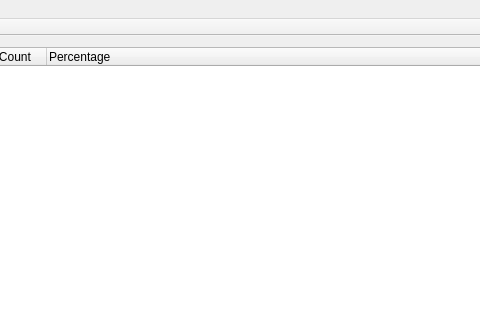
Qt form mainwindow.ui (sorokin/qprofiler) before a commit; both pictures show x 165 to 645 and y 0 to 320 of the 1082 by 804 pixel window.
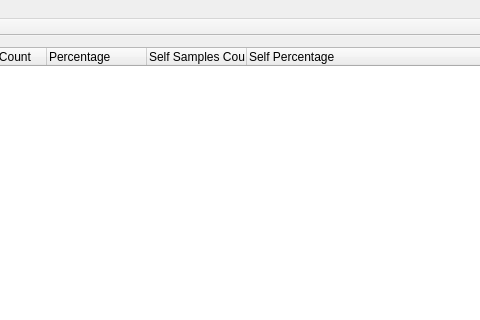
The same form after that commit.

Commit message: introduce self time columns

```diff
--- a/mainwindow.ui
+++ b/mainwindow.ui
@@ -35,6 +35,16 @@
         <string>Percentage</string>
        </property>
       </column>
+      <column>
+       <property name="text">
+        <string>Self Samples Count</string>
+       </property>
+      </column>
+      <column>
+       <property name="text">
+        <string>Self Percentage</string>
+       </property>
+      </column>
      </widget>
     </item>
    </layout>
```
The commit also changes 9 other files.
